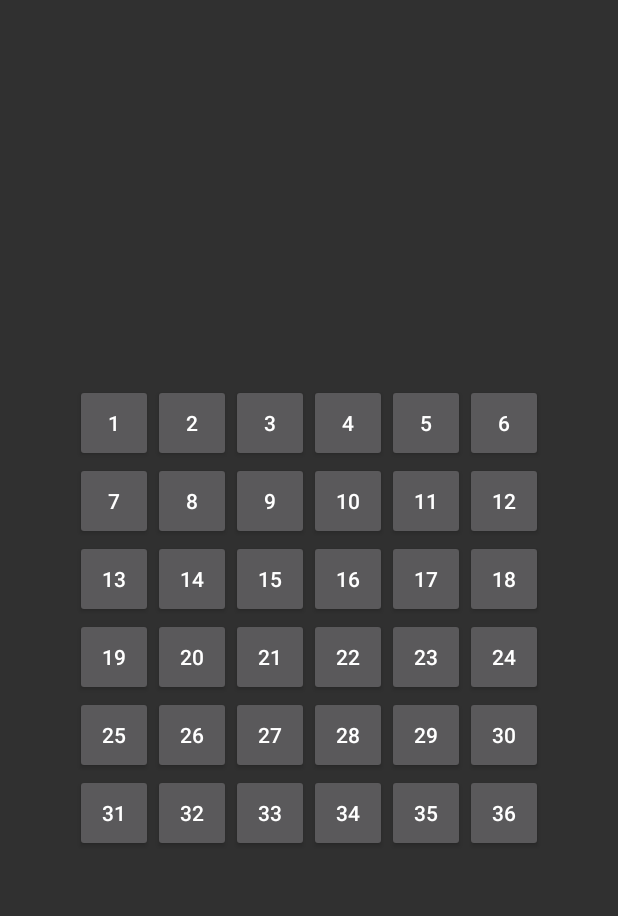
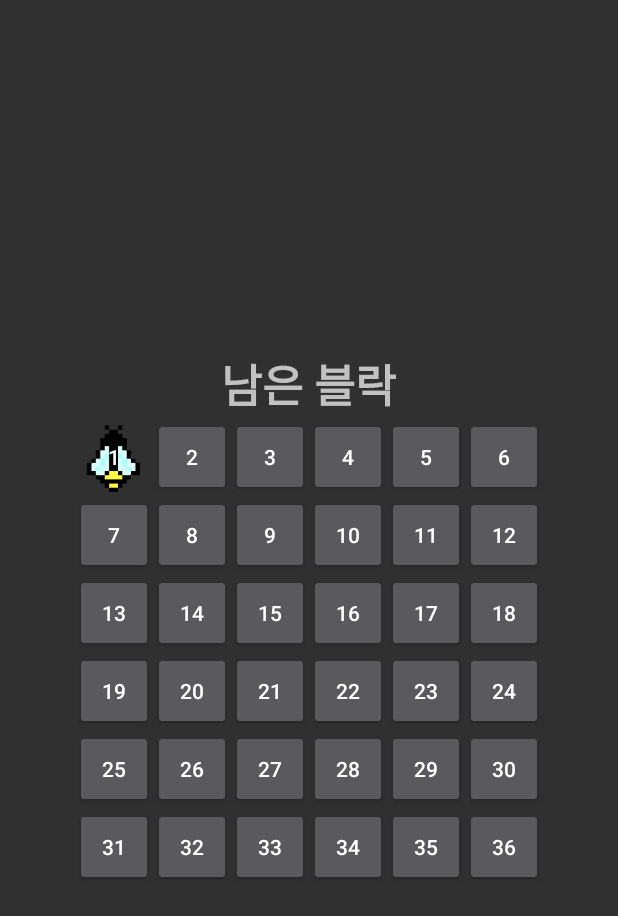
Before and after one commit to PeanutButterFam/CatchFly, an Android app: the screen it shows after launch (MainActivity), on a phone screen of 412 x 824 dp. Shown: the top 916 px of the screen. Run offline under Robolectric (Android 15) with nearby library versions, the light colour scheme and no system bars.

Commit message:
bee image

```diff
--- a/app/src/main/java/peanutbutterfam/catchfly/MainActivity.java
+++ b/app/src/main/java/peanutbutterfam/catchfly/MainActivity.java
@@ -3,6 +3,7 @@ package peanutbutterfam.catchfly;
 import androidx.appcompat.app.AppCompatActivity;
 
 import android.os.Bundle;
+import android.widget.Button;
 
 public class MainActivity extends AppCompatActivity {
 
@@ -10,5 +11,9 @@ public class MainActivity extends AppCompatActivity {
     protected void onCreate(Bundle savedInstanceState) {
         super.onCreate(savedInstanceState);
         setContentView(R.layout.activity_main);
+
+        Button pos00 = (Button)findViewById(R.id.pos00);
+
+        pos00.setBackgroundResource(R.mipmap.bee);
     }
 }
--- a/app/src/main/res/layout/activity_main.xml
+++ b/app/src/main/res/layout/activity_main.xml
@@ -6,9 +6,15 @@
     android:layout_width="match_parent"
     android:layout_height="match_parent"
     android:orientation="vertical"
-    android:padding="10dp"
     android:gravity="center"
     tools:context=".MainActivity">
+
+    <TextView
+        android:layout_width="wrap_content"
+        android:layout_height="wrap_content"
+        android:text="남은 블락"
+        android:textSize="30sp"
+        android:textStyle="bold"/>
 
     <LinearLayout
         android:layout_width="wrap_content"
```
Also changed, not shown: app/src/main/res/mipmap-xxhdpi/bee.png (added).
